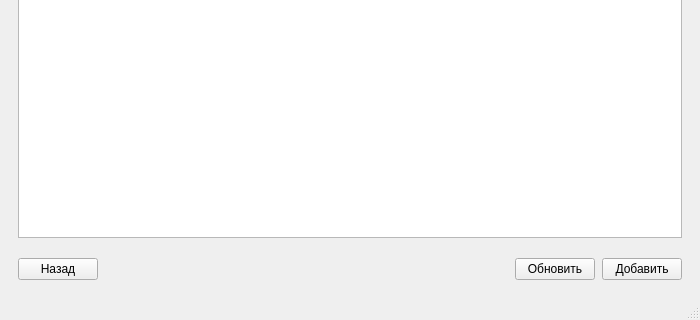
First picture: the form in frontend/RWStation/mainwindow.ui, repository ruslanonly/qt-railway-system, before the edit; both pictures show x 0 to 700 and y 280 to 600 of the 700 by 600 pixel window.
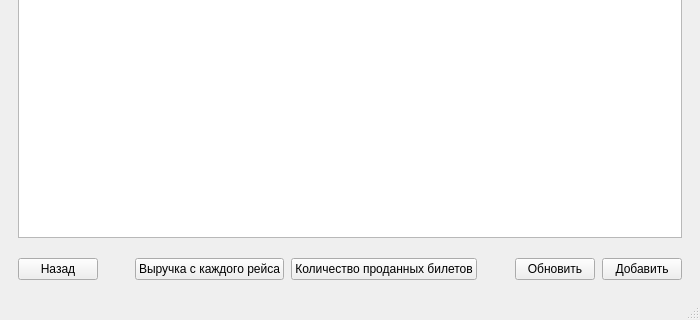
Second picture: the form after the edit. The open tabs and pages were chosen to show the change.

```diff
--- a/frontend/RWStation/mainwindow.ui
+++ b/frontend/RWStation/mainwindow.ui
@@ -705,6 +705,36 @@
               </property>
              </widget>
             </item>
+            <item>
+             <spacer name="horizontalSpacer_9">
+              <property name="orientation">
+               <enum>Qt::Horizontal</enum>
+              </property>
+              <property name="sizeHint" stdset="0">
+               <size>
+                <width>40</width>
+                <height>20</height>
+               </size>
+              </property>
+             </spacer>
+            </item>
+            <item>
+             <widget class="QPushButton" name="getScheduleRevenueButton">
+              <property name="cursor">
+               <cursorShape>PointingHandCursor</cursorShape>
+              </property>
+              <property name="text">
+               <string>Выручка с каждого рейса</string>
+              </property>
+             </widget>
+            </item>
+            <item>
+             <widget class="QPushButton" name="getScheduleTicketsAmount">
+              <property name="text">
+               <string>Количество проданных билетов</string>
+              </property>
+             </widget>
+            </item>
             <item>
              <spacer name="horizontalSpacer_8">
               <property name="orientation">
```
Left out of the diff: 2 changed lines with no effect on the pictures.
